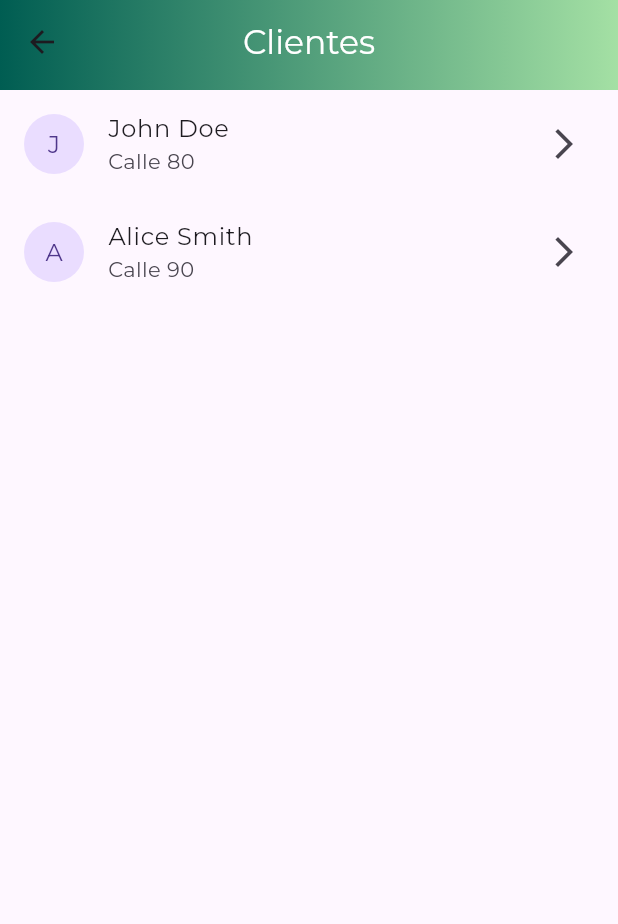
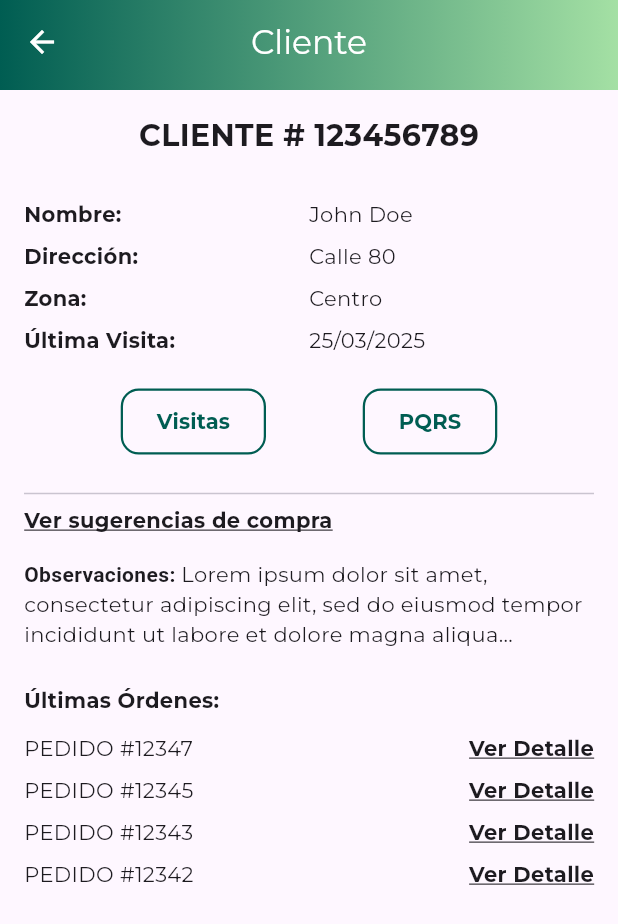
Before and after one commit to f-munozg/MISW4501-G5-Movil, a Flutter app: the ClientView screen opened directly, after a tap on an icon or button, on a phone screen of 412 x 824 dp. Shown: the top 924 px of the screen. Run offline on Flutter 3.47's test engine with Material 3 defaults, Android fonts, the phone set to English and light mode, and no system bars.

Commit message:
v0.0.6 Se agregan compoenentes para crear visitas a un cliente y ver su detalle, se agregan pruebas sobre el formulario

```diff
--- a/lib/core/constants/app_config.dart
+++ b/lib/core/constants/app_config.dart
@@ -1,3 +1,3 @@
 class AppConfig {
-  static const String apiBack = 'http://172.172.59.192/sadi-business/api';
+  static const String apiBack = 'http://localhost:5000';
 }
--- a/lib/core/services/login_service.dart
+++ b/lib/core/services/login_service.dart
@@ -4,7 +4,7 @@ import '../constants/app_config.dart';
 class LoginService {
   Future<bool> login(String username, String password) async {
     final response =
-        await http.post(Uri.parse('${AppConfig.apiBack}/user/login').replace(
+        await http.post(Uri.parse('${AppConfig.apiBack}/users/login').replace(
       queryParameters: {
         'username': username,
         'password': password,
--- /dev/null
+++ b/lib/features/clients/views/client_detail_view.dart
@@ -0,0 +1,145 @@
+import 'package:ccp_mobile/features/clients/views/client_visits_view.dart';
+import 'package:flutter/material.dart';
+import 'package:ccp_mobile/core/models/user.dart';
+import 'package:ccp_mobile/core/widgets/custom_app_bar.dart';
+import 'package:ccp_mobile/core/constants/app_colors.dart';
+
+
+class ClientDetailView extends StatelessWidget {
+  final User client;
+
+  const ClientDetailView({super.key, required this.client});
+
+  @override
+  Widget build(BuildContext context) {
+    return Scaffold(
+      appBar: const CustomAppBar(
+        title: "Cliente",
+        showBackButton: true,
+      ),
+      body: Padding(
+        padding: const EdgeInsets.all(16.0),
+        child: ListView(
+          children: [
+            Center(
+              child: Text(
+                "CLIENTE # ${client.identificationNumber}",
+                style: const TextStyle(
+                  fontSize: 20,
+                  fontWeight: FontWeight.bold,
+                ),
+              ),
+            ),
+            const SizedBox(height: 24),
+            _buildRow("Nombre:", client.name),
+            _buildRow("Dirección:", client.address),
+            _buildRow("Zona:", "Centro"),
+            _buildRow("Última Visita:", "25/03/2025"),
+            const SizedBox(height: 16),
+            Row(
+              mainAxisAlignment: MainAxisAlignment.spaceEvenly,
+              children: [
+                _roundedOutlinedButton("Visitas", () {
+                  Navigator.push(
+                    context,
+                    MaterialPageRoute(
+                      builder: (_) => ClientVisitsView(client: client),
+                    ),
+                  );
+                }),
+                _roundedOutlinedButton("PQRS", () {
+                  // Acción futura
+                }),
+              ],
+            ),
+            const SizedBox(height: 16),
+            const Divider(),
+            const Text(
+              "Ver sugerencias de compra",
+              style: TextStyle(
+                fontWeight: FontWeight.bold,
+                decoration: TextDecoration.underline,
+              ),
+            ),
+            const SizedBox(height: 16),
+            const Text.rich(
+              TextSpan(
+                children: [
+                  TextSpan(
+                    text: "Observaciones: ",
+                    style: TextStyle(fontWeight: FontWeight.bold),
+                  ),
+                  TextSpan(
+                    text:
+                        "Lorem ipsum dolor sit amet, consectetur adipiscing elit, sed do eiusmod tempor incididunt ut labore et dolore magna aliqua...",
+                  ),
+                ],
+              ),
+            ),
+            const SizedBox(height: 24),
+            const Text(
+              "Últimas Órdenes:",
+              style: TextStyle(fontWeight: FontWeight.bold),
+            ),
+            const SizedBox(height: 8),
+            _buildOrderRow("PEDIDO #12347"),
+            _buildOrderRow("PEDIDO #12345"),
+            _buildOrderRow("PEDIDO #12343"),
+            _buildOrderRow("PEDIDO #12342"),
+          ],
+        ),
+      ),
+    );
+  }
+
+  Widget _buildRow(String label, String value) {
+    return Padding(
+      padding: const EdgeInsets.symmetric(vertical: 4),
+      child: Row(
+        children: [
+          Expanded(
+            child: Text(
+              label,
+              style: const TextStyle(fontWeight: FontWeight.bold),
+            ),
+          ),
+          Expanded(child: Text(value)),
+        ],
+      ),
+    );
+  }
+
+  Widget _roundedOutlinedButton(String label, VoidCallback onTap) {
+    return OutlinedButton(
+      onPressed: onTap,
+      style: OutlinedButton.styleFrom(
+        foregroundColor: AppColors.primaryColor,
+        side: const BorderSide(color: AppColors.primaryColor, width: 1.5),
+        shape: RoundedRectangleBorder(
+          borderRadius: BorderRadius.circular(12),
+        ),
+        padding: const EdgeInsets.symmetric(horizontal: 24, vertical: 12),
+      ),
+      child: Text(label, style: const TextStyle(fontWeight: FontWeight.bold)),
+    );
+  }
+
+  Widget _buildOrderRow(String orderId) {
+    return Padding(
+      padding: const EdgeInsets.symmetric(vertical: 4),
+      child: Row(
+        mainAxisAlignment: MainAxisAlignment.spaceBetween,
+        children: [
+          Text(orderId),
+          const Text(
+            "Ver Detalle",
+            style: TextStyle(
+              fontWeight: FontWeight.bold,
+              decoration: TextDecoration.underline,
+            ),
+          ),
+        ],
+      ),
+    );
+  }
+}
--- a/lib/features/clients/views/client_view.dart
+++ b/lib/features/clients/views/client_view.dart
@@ -1,11 +1,12 @@
 import 'package:ccp_mobile/core/models/user.dart';
+import 'package:ccp_mobile/features/clients/views/client_detail_view.dart';
 import 'package:flutter/material.dart';
 import '../../../core/widgets/custom_app_bar.dart';
 
 class ClientView extends StatelessWidget {
   ClientView({super.key});
 
-    final List<User> clients = [
+  final List<User> clients = [
     User(
       identificationNumber: "123456789",
       name: "John Doe",
@@ -28,8 +29,6 @@ class ClientView extends StatelessWidget {
     ),
   ];
 
-
-
   @override
   Widget build(BuildContext context) {
     return Scaffold(
@@ -47,12 +46,12 @@ class ClientView extends StatelessWidget {
             subtitle: Text(client.address),
             trailing: Icon(Icons.arrow_forward_ios),
             onTap: () {
-              // Navigate to client details page
-              // Navigator.pushNamed(
-              //   context,
-              //   '/clientDetails',
-              //   arguments: client,
-              // );
+              Navigator.push(
+                context,
+                MaterialPageRoute(
+                  builder: (_) => ClientDetailView(client: client),
+                ),
+              );
             },
           );
         },
--- a/lib/features/login/views/login_view.dart
+++ b/lib/features/login/views/login_view.dart
@@ -23,7 +23,7 @@ class _LoginViewState extends State<LoginView> {
       Navigator.pushReplacement(
         context,
         MaterialPageRoute(
-          builder: (context) => HomeScreen(userRole: 'client'),
+          builder: (context) => HomeScreen(userRole: 'vendedor'), // Ajustar con el servicio de autenticación
         ),
       );
     // setState(() {
--- a/pubspec.yaml
+++ b/pubspec.yaml
@@ -47,7 +47,7 @@ dev_dependencies:
   # package. See that file for information about deactivating specific lint
   # rules and activating additional ones.
   flutter_lints: ^5.0.0
-  test: ^1.25.15
+  test: ^1.25.8
   dlcov: 4.2.0
 
 # For information on the generic Dart part of this file, see the
```
Also changed, not shown: lib/features/clients/views/client_visits_view.dart (added, +112 -0 lines), lib/features/clients/views/register_visit_view.dart (added, +19 -0 lines), lib/features/clients/widgets/register_visit_form.dart (added, +154 -0 lines), lib/features/clients/views/client_detail.dart (deleted), pubspec.lock, 1 other file.
